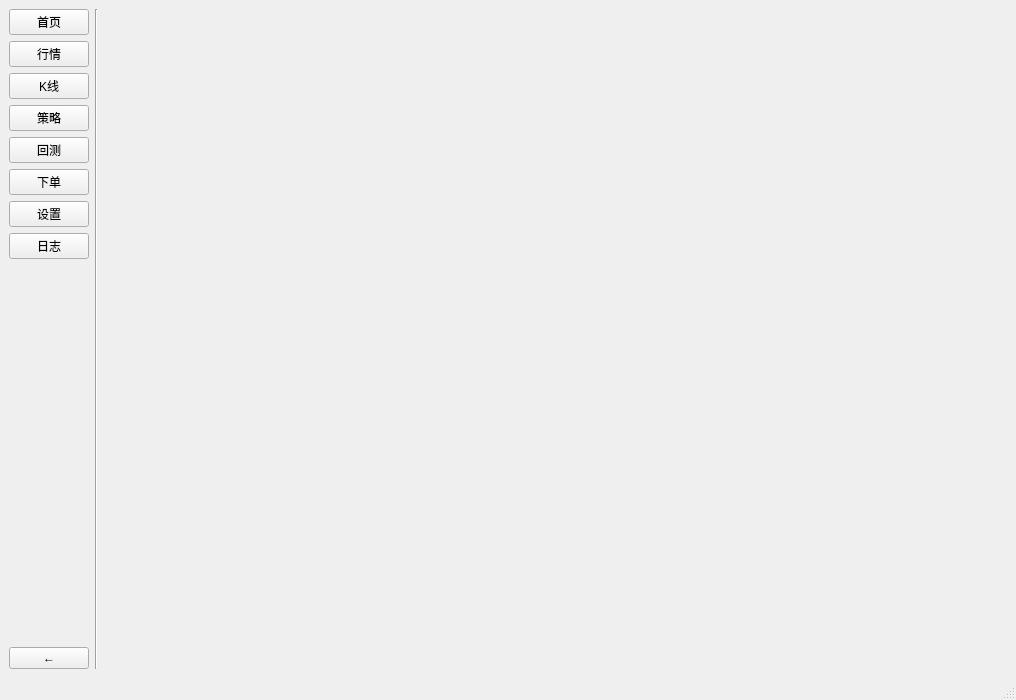
Above: app/ui/mainwindow.ui from ctpbee/ctpbee_desktop before the change. Below: the same form after it.
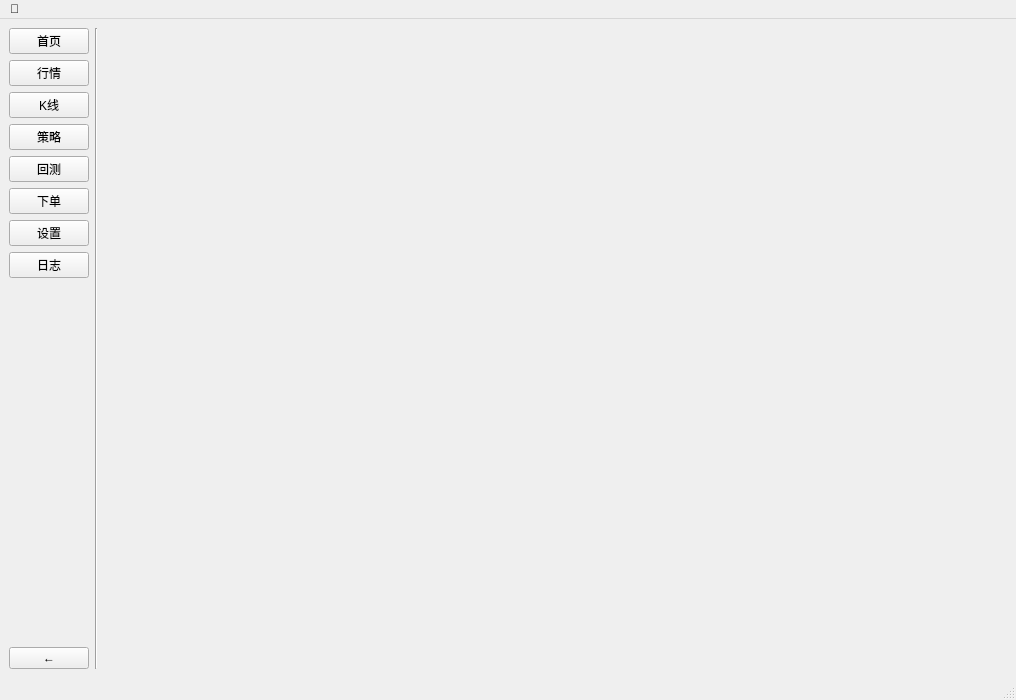
That is the form after the change. Icons and pictures are not drawn.

Patch:
```diff
--- a/app/ui/mainwindow.ui
+++ b/app/ui/mainwindow.ui
@@ -112,6 +112,32 @@
    </layout>
   </widget>
   <widget class="QStatusBar" name="statusbar"/>
+  <widget class="QMenuBar" name="menuBar">
+   <property name="geometry">
+    <rect>
+     <x>0</x>
+     <y>0</y>
+     <width>1016</width>
+     <height>27</height>
+    </rect>
+   </property>
+   <widget class="QMenu" name="menux">
+    <property name="title">
+     <string>🎈</string>
+    </property>
+    <addaction name="quit_action"/>
+   </widget>
+   <addaction name="menux"/>
+  </widget>
+  <action name="quit_action">
+   <property name="icon">
+    <iconset resource="../resource/mainwindow.qrc">
+     <normaloff>:/menu/icon/16-登出.png</normaloff>:/menu/icon/16-登出.png</iconset>
+   </property>
+   <property name="text">
+    <string>退出应用</string>
+   </property>
+  </action>
  </widget>
  <resources>
   <include location="../resource/mainwindow.qrc"/>
```
